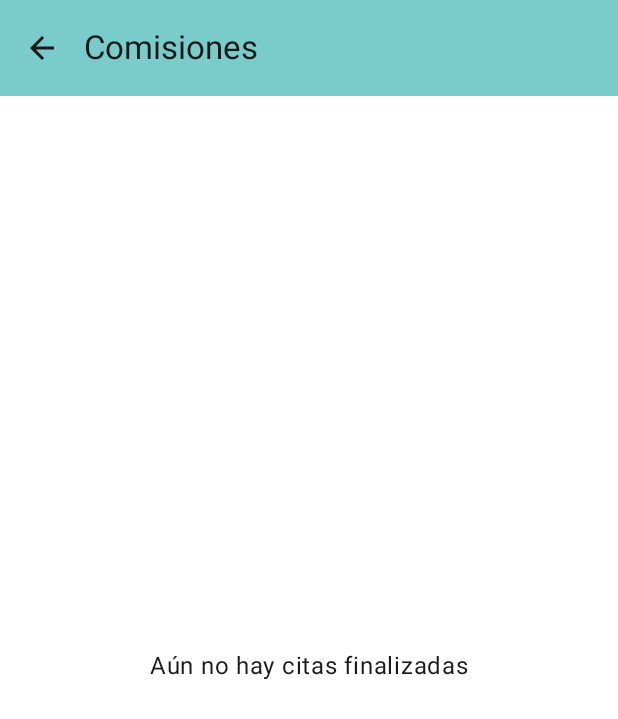
After one commit to GonzalezHumo/ProyectoInt-DAMN, an Android app built with Jetpack Compose: the ComisionesScreen screen opened through its navigation route, on a phone screen of 412 x 824 dp. The commit adds this screen. Shown: the top 719 px of the screen. Run offline under Robolectric (Android 15) with nearby library versions, the phone set to English and light mode, and no system bars; our stand-ins replace Room's generated code.

Commit message:
Agrega la pantalla de comisiones y propinas por empleada

```diff
--- a/app/src/main/java/com/example/proyectointegrador/MainActivity.kt
+++ b/app/src/main/java/com/example/proyectointegrador/MainActivity.kt
@@ -17,6 +17,7 @@ import com.example.proyectointegrador.presentation.ListaScreen
 import com.example.proyectointegrador.presentation.MovimientoScreen
 import com.example.proyectointegrador.presentation.ProductoFormScreen
 import com.example.proyectointegrador.presentation.ProductosScreen
+import com.example.proyectointegrador.presentation.ComisionesScreen
 import com.example.proyectointegrador.ui.theme.ProyectoIntegradorTheme
 import com.example.proyectointegrador.viewmodel.CitaViewModel
 import com.example.proyectointegrador.viewmodel.ProductoViewModel
@@ -44,6 +45,7 @@ class MainActivity : ComponentActivity() {
                             onEditar = { navController.navigate("formulario") },
                             onCerrar = { navController.navigate("cierre") },
                             onComprobante = { navController.navigate("comprobante") },
+                            onComisiones = { navController.navigate("comisiones") },
                             onProductos = { navController.navigate("productos") }
                         )
                     }
@@ -72,6 +74,11 @@ class MainActivity : ComponentActivity() {
                         viewModel.citaEnEdicion?.let { cita ->
                             ComprobanteScreen(cita) { navController.popBackStack() }
                         }
+                    }
+                    composable("comisiones") {
+                        // Se toma la lista actual de citas para calcular las comisiones
+                        val citas by viewModel.citas.collectAsState(initial = emptyList())
+                        ComisionesScreen(citas) { navController.popBackStack() }
                     }
                     composable("productos") {
                         ProductosScreen(
--- /dev/null
+++ b/app/src/main/java/com/example/proyectointegrador/presentation/ComisionesScreen.kt
@@ -0,0 +1,109 @@
+package com.example.proyectointegrador.presentation
+
+import androidx.compose.foundation.layout.Arrangement
+import androidx.compose.foundation.layout.Box
+import androidx.compose.foundation.layout.Column
+import androidx.compose.foundation.layout.PaddingValues
+import androidx.compose.foundation.layout.fillMaxSize
+import androidx.compose.foundation.layout.fillMaxWidth
+import androidx.compose.foundation.layout.padding
+import androidx.compose.foundation.lazy.LazyColumn
+import androidx.compose.foundation.lazy.items
+import androidx.compose.material.icons.Icons
+import androidx.compose.material.icons.automirrored.filled.ArrowBack
+import androidx.compose.material3.Card
+import androidx.compose.material3.CardDefaults
+import androidx.compose.material3.ExperimentalMaterial3Api
+import androidx.compose.material3.Icon
+import androidx.compose.material3.IconButton
+import androidx.compose.material3.MaterialTheme
+import androidx.compose.material3.Scaffold
+import androidx.compose.material3.Text
+import androidx.compose.material3.TopAppBar
+import androidx.compose.material3.TopAppBarDefaults
+import androidx.compose.runtime.Composable
+import androidx.compose.ui.Alignment
+import androidx.compose.ui.Modifier
+import androidx.compose.ui.unit.dp
+import com.example.proyectointegrador.data.Cita
+
+// Porcentaje de comisión de ejemplo; se cambia aquí si el salón usa otro (0.30 = 30%)
+private const val PORCENTAJE_COMISION = 0.30
+
+@OptIn(ExperimentalMaterial3Api::class)
+@Composable
+fun ComisionesScreen(citas: List<Cita>, onVolver: () -> Unit) {
+    // Solo cuentan las citas que ya se finalizaron
+    val finalizadas = citas.filter { it.estatus == "Finalizada" }
+
+    // Mapas que se van llenando: nombre de la empleada -> total
+    val ventas = mutableMapOf<String, Double>()
+    val propinas = mutableMapOf<String, Double>()
+    val atendidas = mutableMapOf<String, Int>()
+
+    finalizadas.forEach { cita ->
+        // "Karen, Ana" -> ["Karen", "Ana"]
+        val empleadas = cita.estilista.split(", ").filter { it.isNotBlank() }
+        if (empleadas.isNotEmpty()) {
+            empleadas.forEach { nombre ->
+                // El precio y la propina se reparten en partes iguales entre las que atendieron
+                ventas[nombre] = (ventas[nombre] ?: 0.0) + cita.precioFinal / empleadas.size
+                propinas[nombre] = (propinas[nombre] ?: 0.0) + cita.propina / empleadas.size
+                atendidas[nombre] = (atendidas[nombre] ?: 0) + 1
+            }
+        }
+    }
+    val nombres = ventas.keys.sorted()
+
+    Scaffold(
+        topBar = {
+            TopAppBar(
+                title = { Text("Comisiones") },
+                navigationIcon = {
+                    IconButton(onClick = onVolver) {
+                        Icon(Icons.AutoMirrored.Filled.ArrowBack, contentDescription = "Regresar")
+                    }
+                },
+                colors = TopAppBarDefaults.topAppBarColors(
+                    containerColor = MaterialTheme.colorScheme.primaryContainer
+                )
+            )
+        }
+    ) { paddingValues ->
+        if (nombres.isEmpty()) {
+            Box(
+                modifier = Modifier.fillMaxSize().padding(paddingValues),
+                contentAlignment = Alignment.Center
+            ) {
+                Text("Aún no hay citas finalizadas")
+            }
+        } else {
+            LazyColumn(
+                modifier = Modifier.fillMaxSize().padding(paddingValues),
+                contentPadding = PaddingValues(8.dp),
+                verticalArrangement = Arrangement.spacedBy(8.dp)
+            ) {
+                items(nombres) { nombre ->
+                    val totalVentas = ventas[nombre] ?: 0.0
+                    val comision = totalVentas * PORCENTAJE_COMISION
+
+                    Card(
+                        modifier = Modifier.fillMaxWidth(),
+                        elevation = CardDefaults.cardElevation(defaultElevation = 4.dp)
+                    ) {
+                        Column(modifier = Modifier.padding(12.dp)) {
+                            Text(nombre, style = MaterialTheme.typography.titleMedium)
+                            Text("Citas atendidas: ${atendidas[nombre] ?: 0}")
+                            Text("Ventas: $${"%.2f".format(totalVentas)}")
+                            Text(
+                                "Comisión (${(PORCENTAJE_COMISION * 100).toInt()}%): $${"%.2f".format(comision)}",
+                                style = MaterialTheme.typography.titleSmall
+                            )
+                            Text("Propinas: $${"%.2f".format(propinas[nombre] ?: 0.0)}")
+                        }
+                    }
+                }
+            }
+        }
+    }
+}
--- a/app/src/main/java/com/example/proyectointegrador/presentation/ListaScreen.kt
+++ b/app/src/main/java/com/example/proyectointegrador/presentation/ListaScreen.kt
@@ -19,6 +19,7 @@ import androidx.compose.material.icons.filled.Delete
 import androidx.compose.material.icons.filled.Edit
 import androidx.compose.material.icons.filled.MoreVert
 import androidx.compose.material.icons.filled.ShoppingCart
+import androidx.compose.material.icons.filled.AttachMoney
 import androidx.compose.material3.Button
 import androidx.compose.material3.Card
 import androidx.compose.material3.CardDefaults
@@ -55,6 +56,7 @@ fun ListaScreen(
     onEditar: () -> Unit,
     onCerrar: () -> Unit,
     onComprobante: () -> Unit,
+    onComisiones: () -> Unit,
     onProductos: () -> Unit
 ) {
     // Cada vez que Room cambia, esta lista se actualiza sola
@@ -76,6 +78,9 @@ fun ListaScreen(
                     containerColor = MaterialTheme.colorScheme.primaryContainer
                 ),
                 actions = {
+                    IconButton(onClick = onComisiones) {
+                        Icon(Icons.Default.AttachMoney, contentDescription = "Comisiones")
+                    }
                     IconButton(onClick = onProductos) {
                         Icon(Icons.Default.ShoppingCart, contentDescription = "Productos")
                     }
```
